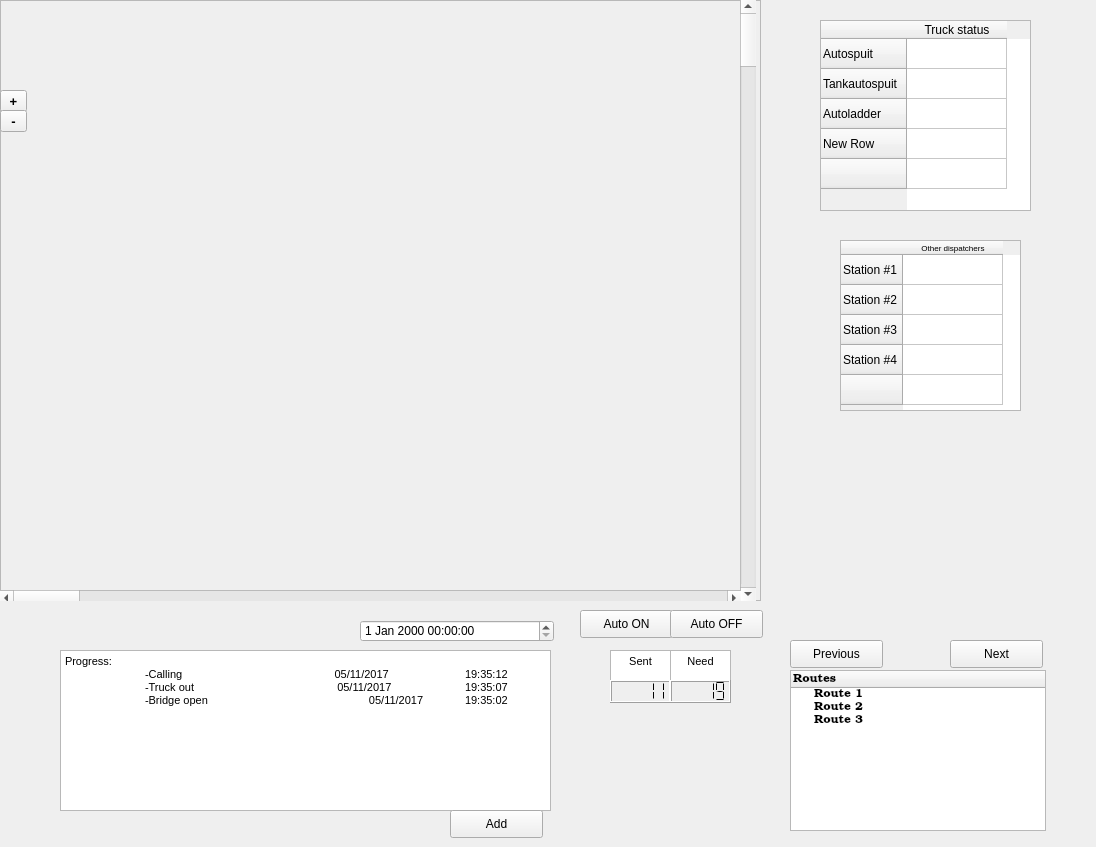
This is GUI_design/GUI.ui in pimklaassen/GEO1005 as Qt 5 draws it before an edit. The edited form follows.
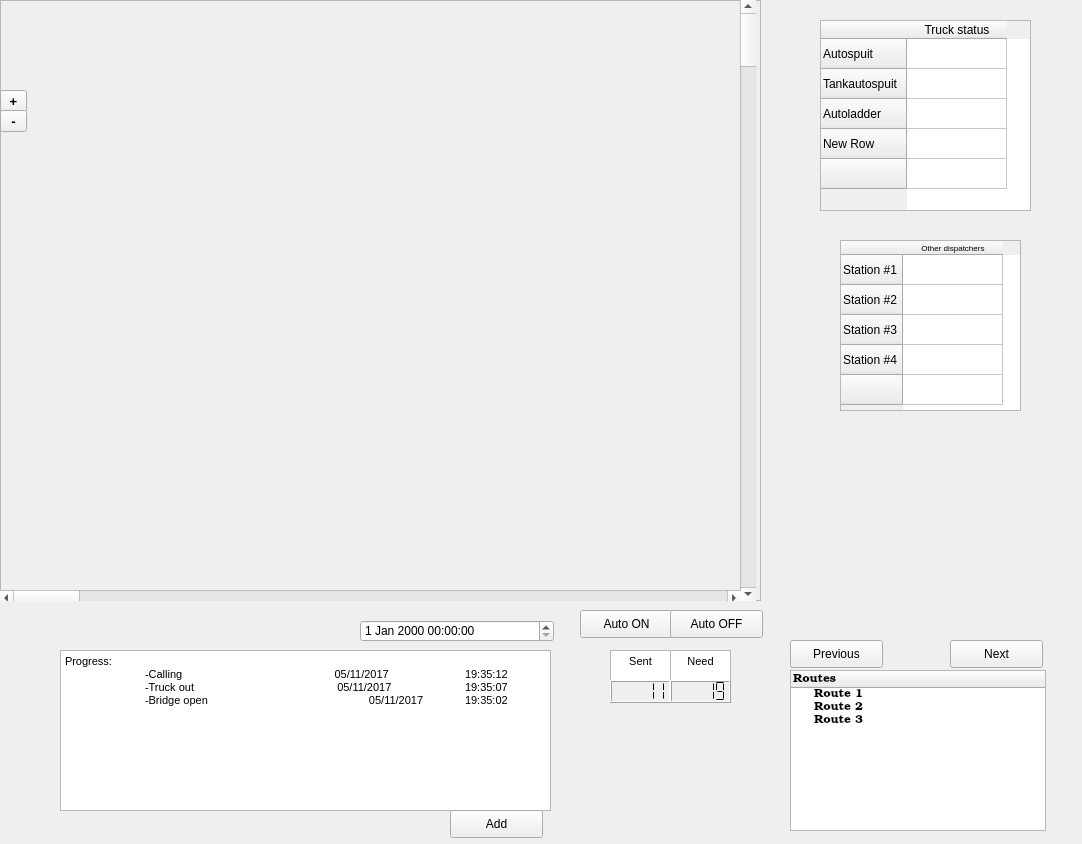
This is the edited form. Icons and pictures are not drawn.

Patch:
```diff
--- a/GUI_design/GUI.ui
+++ b/GUI_design/GUI.ui
@@ -6,8 +6,8 @@
    <rect>
     <x>0</x>
     <y>0</y>
-    <width>1096</width>
-    <height>847</height>
+    <width>1082</width>
+    <height>844</height>
    </rect>
   </property>
   <property name="windowTitle">
```
Left out of the diff: 16 changed lines with no effect on the pictures.
